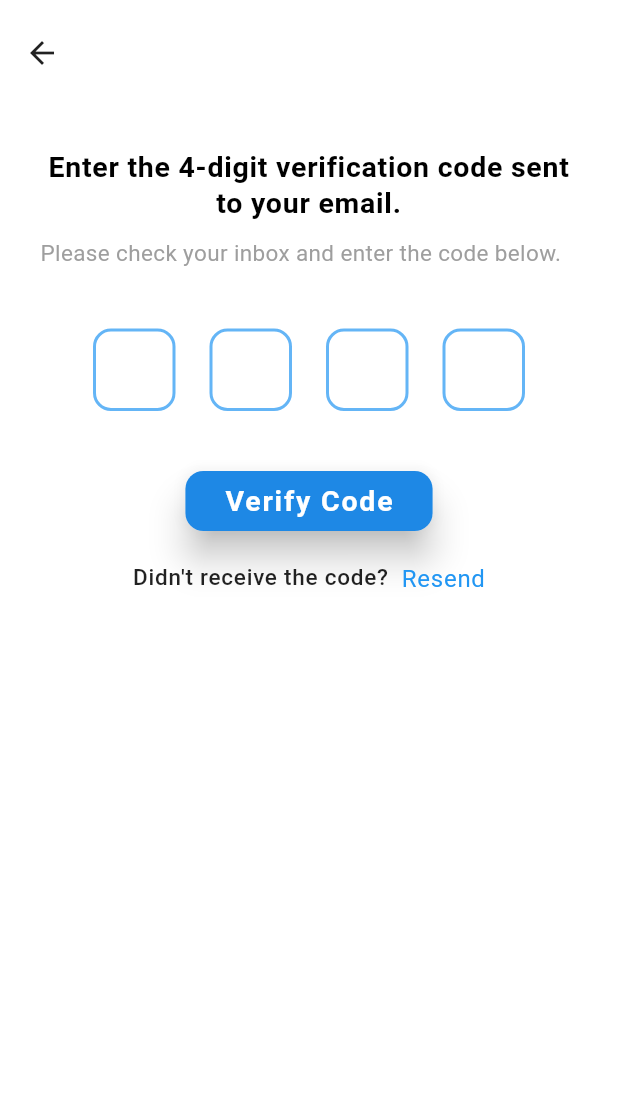
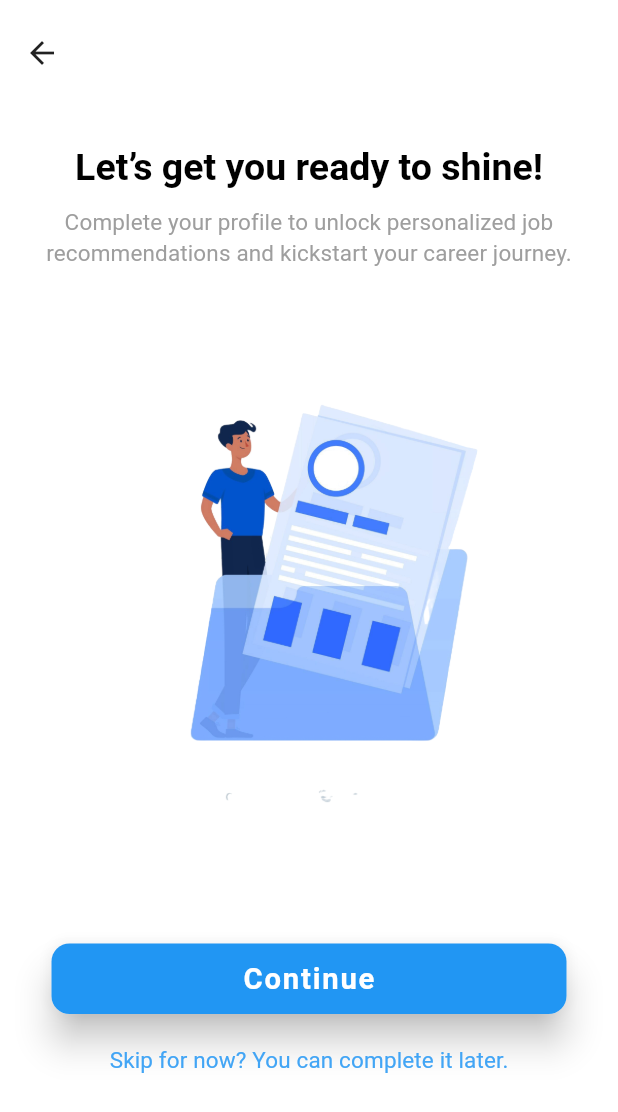
Before and after one commit to romanhumagain/MeroCareer, a Flutter app: the screen it shows after launch, after a tap on "Skip", after a tap on "Sign In", on a phone screen of 412 x 824 dp. Shown: the top 1112 px of the screen. Run offline on Flutter 3.47's test engine with Material 3 defaults, Android fonts, the phone set to English and light mode, and no system bars; our stand-ins replace google_fonts, loading_animation_widget, smooth_page_indicator.

Commit message:
feat: profile setup page

```diff
--- a/mero_career/lib/main.dart
+++ b/mero_career/lib/main.dart
@@ -22,6 +22,7 @@ class MyApp extends StatelessWidget {
             ? themeProvider.themeData
             : themeProvider.themeData,
         home: SplashScreen(),
+        // home: ProfileSetupPage()
       );
     });
   }
--- /dev/null
+++ b/mero_career/lib/views/job_seekers/pages/profile/profile_setup_page.dart
@@ -0,0 +1,98 @@
+import 'package:flutter/material.dart';
+import 'package:mero_career/views/job_seekers/pages/profile/profile_setup_pageview.dart';
+import 'package:mero_career/views/widgets/my_button.dart';
+
+class ProfileSetupPage extends StatefulWidget {
+  const ProfileSetupPage({super.key});
+
+  @override
+  State<ProfileSetupPage> createState() => _ProfileSetupPageState();
+}
+
+class _ProfileSetupPageState extends State<ProfileSetupPage> {
+  void handleProfileSetup() {
+    Navigator.push(context,
+        MaterialPageRoute(builder: (context) => ProfileSetupPageview()));
+  }
+
+  @override
+  Widget build(BuildContext context) {
+    final size = MediaQuery.of(context).size;
+    return Scaffold(
+      appBar: AppBar(
+        toolbarHeight: 70,
+        title: Text(
+          "",
+          style:
+              Theme.of(context).textTheme.headlineLarge?.copyWith(fontSize: 24),
+        ),
+      ),
+      body: Padding(
+        padding: const EdgeInsets.all(25.0),
+        child: Column(
+          crossAxisAlignment: CrossAxisAlignment.center,
+          children: [
+            // Clean and inviting motivational message
+            Text(
+              "Let’s get you ready to shine!",
+              style: Theme.of(context).textTheme.headlineMedium?.copyWith(
+                    fontSize: 25,
+                    fontWeight: FontWeight.w600,
+                    color: Colors.black,
+                  ),
+              textAlign: TextAlign.center,
+            ),
+            SizedBox(height: 10),
+            Text(
+              "Complete your profile to unlock personalized job recommendations and kickstart your career journey.",
+              style: Theme.of(context).textTheme.titleSmall?.copyWith(
+                    fontSize: 15,
+                    fontWeight: FontWeight.w400,
+                    color: Colors.grey,
+                  ),
+              textAlign: TextAlign.center,
+            ),
+            SizedBox(height: 25),
+
+            // Profile setup image for a clean and modern look
+            Padding(
+              padding: const EdgeInsets.only(bottom: 30.0),
+              child: Image.asset(
+                'assets/images/profile_setup.png',
+                // Make sure this image is clean and matches the theme
+                height: 350,
+                width: size.width / 1.2,
+                fit: BoxFit.contain,
+              ),
+            ),
+            SizedBox(height: 45),
+            // Button to continue profile setup
+            MyButton(
+              color: Colors.blue,
+              width: size.width / 1.2,
+              height: 47,
+              text: "Continue",
+              onTap: handleProfileSetup,
+            ),
+
+            SizedBox(height: 20),
+
+            // Skip option with clear design
+            GestureDetector(
+              onTap: () {
+                // Handle Skip action
+              },
+              child: Text(
+                "Skip for now? You can complete it later.",
+                style: Theme.of(context).textTheme.titleSmall?.copyWith(
+                    fontWeight: FontWeight.w400,
+                    fontSize: 15,
+                    color: Colors.blue.shade400),
+              ),
+            ),
+          ],
+        ),
+      ),
+    );
+  }
+}
--- a/mero_career/lib/views/shared/login_page.dart
+++ b/mero_career/lib/views/shared/login_page.dart
@@ -1,8 +1,8 @@
 import 'package:flutter/material.dart';
 import 'package:google_fonts/google_fonts.dart';
+import 'package:mero_career/views/job_seekers/pages/profile/profile_setup_page.dart';
 import 'package:mero_career/views/shared/forgot_password_page.dart';
 import 'package:mero_career/views/shared/register_page.dart';
-import 'package:mero_career/views/shared/user_verification_page.dart';
 import 'package:mero_career/views/widgets/my_button.dart';
 import 'package:mero_career/views/widgets/my_passwordfield.dart';
 import 'package:mero_career/views/widgets/my_textfield.dart';
@@ -19,8 +19,8 @@ class _LoginPageState extends State<LoginPage> {
   final TextEditingController _passwordController = TextEditingController();
 
   void _handleLogin() async {
-    Navigator.push(context,
-        MaterialPageRoute(builder: (context) => UserVerificationPage()));
+    Navigator.push(
+        context, MaterialPageRoute(builder: (context) => ProfileSetupPage()));
   }
 
   @override
--- a/mero_career/lib/views/shared/on_boarding.dart
+++ b/mero_career/lib/views/shared/on_boarding.dart
@@ -67,7 +67,7 @@ class _OnBoardingState extends State<OnBoarding> {
                   style: TextStyle(
                       fontSize: 16,
                       letterSpacing: 1,
-                      fontWeight: FontWeight.w500,
+                      fontWeight: FontWeight.w400,
                       color: Colors.grey.shade600),
                 ),
               )),
@@ -88,11 +88,11 @@ class _OnBoardingState extends State<OnBoarding> {
                         MaterialPageRoute(builder: (context) => LoginPage()));
                   }
                 },
-                child: Icon(Icons.keyboard_arrow_right),
                 style: ElevatedButton.styleFrom(
                     shape: CircleBorder(),
                     backgroundColor: Colors.blue,
                     foregroundColor: Colors.white),
+                child: Icon(Icons.keyboard_arrow_right),
               ))
         ],
       ),
--- a/mero_career/lib/views/widgets/my_button.dart
+++ b/mero_career/lib/views/widgets/my_button.dart
@@ -38,7 +38,7 @@ class MyButton extends StatelessWidget {
               style: TextStyle(
                   color: Colors.white,
                   fontWeight: FontWeight.w600,
-                  fontSize: 19,
+                  fontSize: 19.5,
                   letterSpacing: 1.2),
             )),
           ),
--- a/mero_career/lib/views/widgets/my_textfield.dart
+++ b/mero_career/lib/views/widgets/my_textfield.dart
@@ -5,13 +5,15 @@ class MyTextfield extends StatelessWidget {
   final IconData prefixIcon;
   final double verticalContentPadding;
   final TextEditingController controller;
+  final String? hintText;
 
   const MyTextfield(
       {super.key,
       required this.labelText,
       required this.prefixIcon,
       required this.verticalContentPadding,
-      required this.controller});
+      required this.controller,
+      this.hintText});
 
   @override
   Widget build(BuildContext context) {
@@ -45,6 +47,12 @@ class MyTextfield extends StatelessWidget {
           ),
         ),
         labelText: labelText,
+        hintText: hintText,
+        hintStyle: Theme.of(context).textTheme.labelMedium?.copyWith(
+              fontSize: 13,
+              letterSpacing: 0.5,
+              color: Colors.grey,
+            ),
         labelStyle: Theme.of(context).textTheme.labelMedium?.copyWith(
               fontSize: 15,
               letterSpacing: 0.5,
```
Also changed, not shown: mero_career/lib/views/job_seekers/pages/profile/personal_info_section.dart (added, +255 -0 lines), mero_career/lib/views/job_seekers/pages/profile/profile_setup_pageview.dart (added, +62 -0 lines), mero_career/lib/views/job_seekers/widgets/continue_skip.dart (added, +38 -0 lines), mero_career/lib/views/shared/register_page.dart (+12 -3 lines), mero_career/assets/images/profile_setup.png (added).
